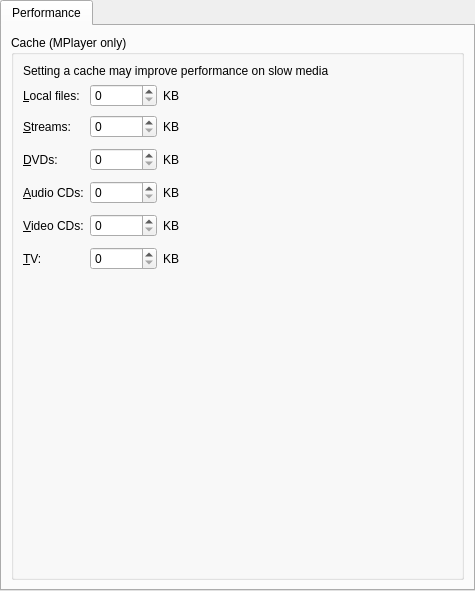
Above: src/gui/pref/performance.ui from wilbert2000/wzplayer before the change. Below: the same form after it.
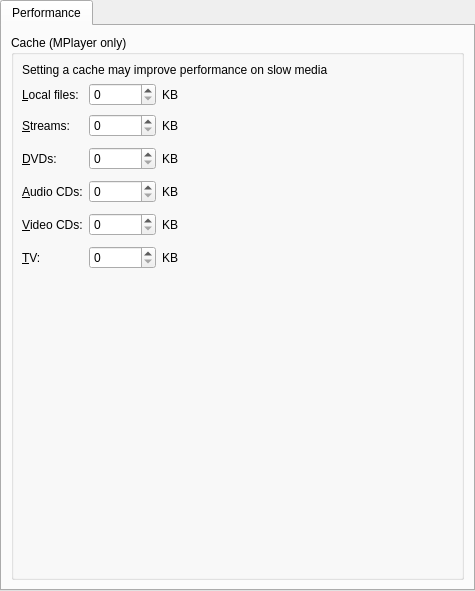
That is the form after the change.

Diff of the .ui file:
```diff
--- a/src/gui/pref/performance.ui
+++ b/src/gui/pref/performance.ui
@@ -30,6 +30,9 @@
           <string>Cache (MPlayer only)</string>
          </property>
          <layout class="QGridLayout">
+          <property name="margin">
+           <number>8</number>
+          </property>
           <item row="0" column="0" colspan="4">
            <widget class="QLabel" name="cache_label">
             <property name="text">
```
